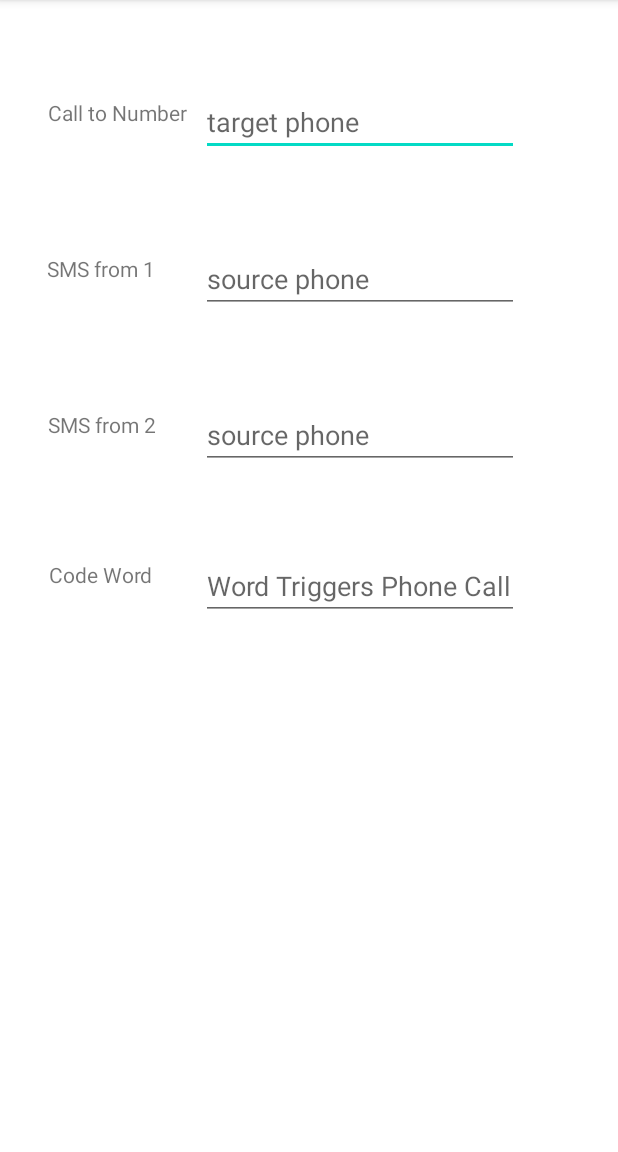
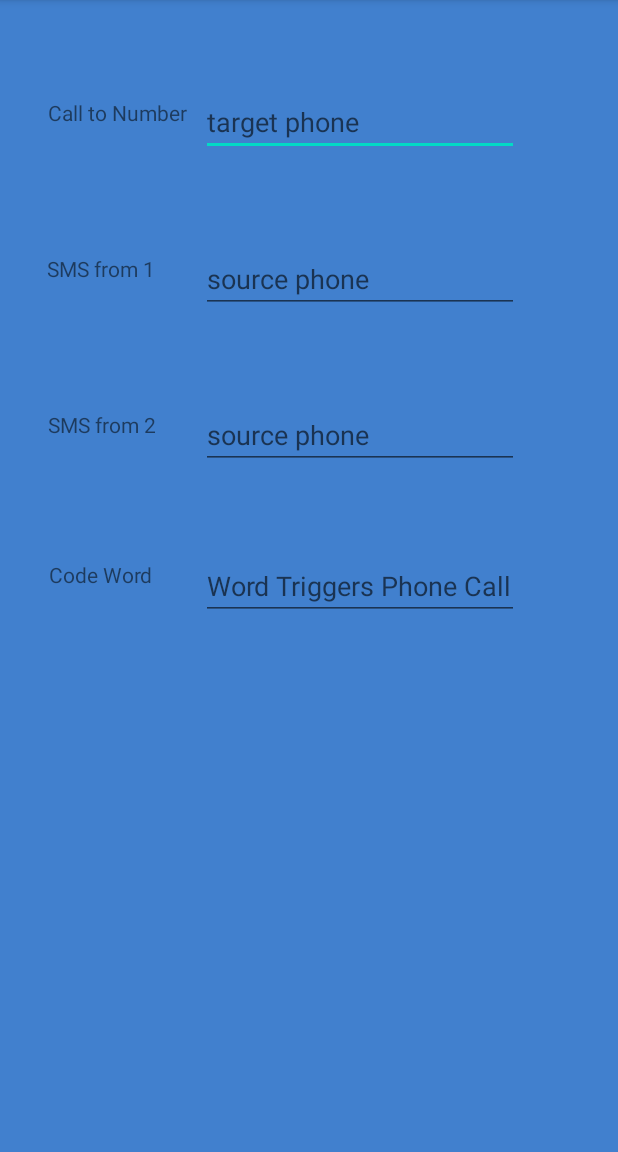
Before and after one commit to Revertigo/autoPhoneCaller, an Android app: the screen it shows after launch (MainActivity), on a phone screen of 412 x 824 dp, the part 84-1236 px from its top. Run offline under Robolectric (Android 15) with nearby library versions, the phone set to English and light mode, and no system bars.

Commit message:
Add background for main activity

```diff
--- a/app/src/main/res/layout/activity_main.xml
+++ b/app/src/main/res/layout/activity_main.xml
@@ -4,6 +4,7 @@
     xmlns:tools="http://schemas.android.com/tools"
     android:layout_width="match_parent"
     android:layout_height="match_parent"
+    android:background="#4180CE"
     tools:context=".MainActivity">
 
     <TextView
```
